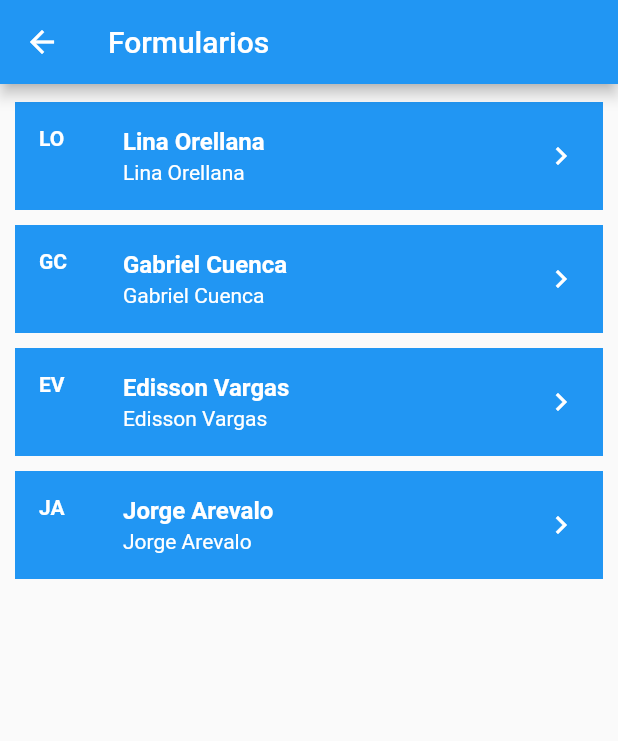
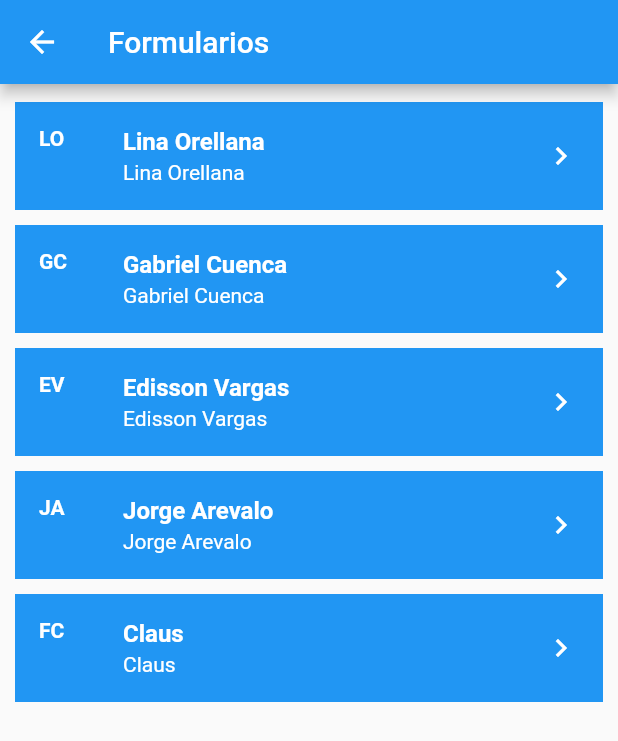
Before and after one commit to klauscj1/capacitacion_icreativa_flutter, a Flutter app: the FormulariosPage screen opened directly, on a phone screen of 412 x 824 dp. Shown: the top 741 px of the screen. Run offline on Flutter 3.47's test engine with Material 2 defaults, Android fonts, the phone set to English and light mode, and no system bars; our stand-ins replace math_expressions, rxdart.

Commit message:
construyo mi formulario

```diff
--- a/lib/ui/pages/formulario_page.dart
+++ b/lib/ui/pages/formulario_page.dart
@@ -3,6 +3,7 @@ import 'package:clase_2/ui/pages/calculadora_claus.dart';
 import 'package:clase_2/ui/pages/calculadora_gabriel.dart';
 import 'package:clase_2/ui/pages/calculadora_jorge.dart';
 import 'package:clase_2/ui/pages/calculadora_lina.dart';
+import 'package:clase_2/ui/pages/formulario_claus.dart';
 import 'package:clase_2/ui/widgets/menu_item_widget.dart';
 import 'package:flutter/material.dart';
 
@@ -44,6 +45,12 @@ class FormulariosPage extends StatelessWidget {
               titulo: 'Jorge Arevalo',
               subtitulo: 'Jorge Arevalo',
             ),
+            MenuItem(
+              pagina: FormularioClaus(),
+              leading: 'FC',
+              titulo: 'Claus',
+              subtitulo: 'Claus',
+            ),
           ],
         ),
       ),
```
Also changed, not shown: lib/ui/pages/formulario_claus.dart (added, +12 -0 lines).
